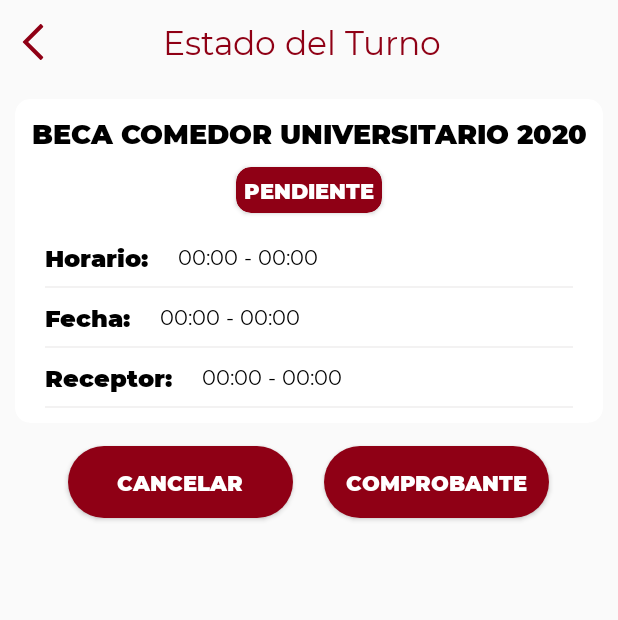
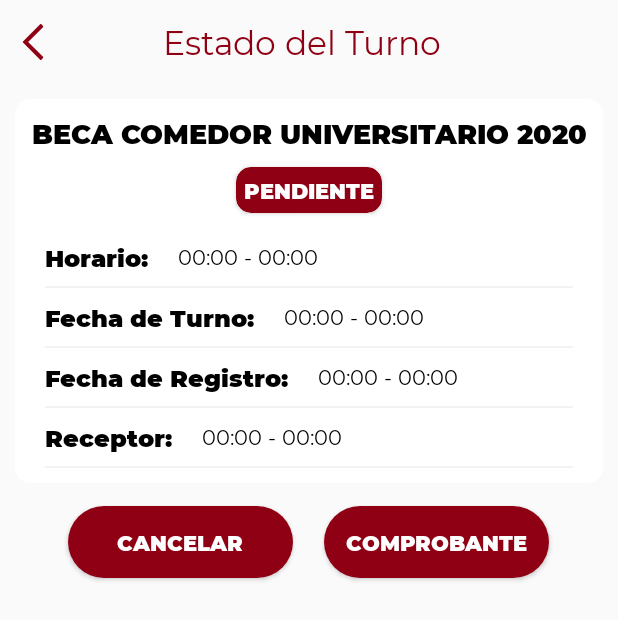
Before and after one commit to denisacosta97/Bienestar-Estudiantil, an Android app: the InfoTurnoActivity screen opened directly, with no data from a screen before it, on a phone screen of 412 x 824 dp. Shown: the top 620 px of the screen. Run offline under Robolectric (Android 15) with nearby library versions, the phone set to English and light mode, and no system bars; our stand-ins replace Volley; pictures from the network do not load; 8 statements that could not run were skipped.

Commit message:
GESTIONES DE BECAS TURNOS - ARREGLO DE HORAS

```diff
--- a/app/src/main/java/com/unse/bienestar/estudiantil/Herramientas/Utils.java
+++ b/app/src/main/java/com/unse/bienestar/estudiantil/Herramientas/Utils.java
@@ -278,7 +278,7 @@ public class Utils {
     public static final String URL_TURNO_HORARIO = "https://" + IP + "/becas/turno/getTurnoHorarios.php";
     public static final String URL_TURNO_NUEVO = "https://" + IP + "/becas/turno/insertar.php";
     public static final String URL_TURNO_POR_USUARIO = "https://" + IP + "/becas/turno/getTurnoByUsuario.php";
-    public static final String URL_TURNO_CANCELAR = "https://" + IP + "/becas/turno/actualizar.php";
+    public static final String URL_TURNO_CANCELAR = "https://" + IP + "/becas/turno/cancelar.php";
     public static final String URL_ARCHIVO_TURNO = "https://" + IP + "/becas/turno/archivos/";
 
     public static final String URL_FECHAS_VALIDA = "https://" + IP + "/becas/fecha/getFechaInvalidate.php";
--- a/app/src/main/java/com/unse/bienestar/estudiantil/Modelos/Turno.java
+++ b/app/src/main/java/com/unse/bienestar/estudiantil/Modelos/Turno.java
@@ -13,7 +13,7 @@ public class Turno implements Parcelable {
 
     int id, receptor, dia, mes, anio;
     String titulo, descripcion, nombre, apellido, dni;
-    String estado, fechaInicio, fechaFin, fecha, receptorString;
+    String estado, fechaInicio, fechaFin, fecha, receptorString, fechaRegistro;
 
 
     public Turno(String titulo, String descripcion, String estado, String fechaInicio, String fechaFin,
@@ -74,6 +74,7 @@ public class Turno implements Parcelable {
         fechaFin = in.readString();
         fecha = in.readString();
         receptorString = in.readString();
+        fechaRegistro = in.readString();
     }
 
 
@@ -181,6 +182,14 @@ public class Turno implements Parcelable {
         return apellido;
     }
 
+    public String getFechaRegistro() {
+        return fechaRegistro;
+    }
+
+    public void setFechaRegistro(String fechaRegistro) {
+        this.fechaRegistro = fechaRegistro;
+    }
+
     public void setApellido(String apellido) {
         this.apellido = apellido;
     }
@@ -190,7 +199,7 @@ public class Turno implements Parcelable {
         try {
             int id, receptor, dia, mes, anio;
             String titulo, descripcion, nombre, apellido, dni;
-            String estado, fechaInicio, fechaFin, fecha;
+            String estado, fechaInicio, fechaFin, fecha, fechRegistro;
             switch (tipo) {
                 case LOW:
                     receptor = Integer.parseInt(object.getString("receptor"));
@@ -205,9 +214,11 @@ public class Turno implements Parcelable {
                     mes = Integer.parseInt(object.getString("mes"));
                     anio = Integer.parseInt(object.getString("anio"));
                     receptor = Integer.parseInt(object.getString("receptor"));
+                    fechRegistro = object.getString("fecharegistro");
                     turno = new Turno(dia, mes, anio, titulo, estado, fechaInicio);
                     turno.setReceptor(receptor);
                     turno.setReceptor(String.format("Receptor %s", receptor));
+                    turno.setFechaRegistro(fechRegistro);
                     break;
 
             }
@@ -248,5 +259,6 @@ public class Turno implements Parcelable {
         dest.writeString(fechaFin);
         dest.writeString(fecha);
         dest.writeString(receptorString);
+        dest.writeString(fechaRegistro);
     }
 }
--- a/app/src/main/java/com/unse/bienestar/estudiantil/Vistas/Activities/Becas/InfoTurnoActivity.java
+++ b/app/src/main/java/com/unse/bienestar/estudiantil/Vistas/Activities/Becas/InfoTurnoActivity.java
@@ -42,7 +42,7 @@ import androidx.core.content.FileProvider;
 public class InfoTurnoActivity extends AppCompatActivity implements View.OnClickListener {
 
     CardView cardEstado;
-    TextView txtTitulo, txtEstado, txtHorario, txtReceptor, txtFecha;
+    TextView txtTitulo, txtEstado, txtHorario, txtReceptor, txtFecha, txtFechaRegistro;
     Button btnCancelar, btnPDF;
     Turno mTurno;
     DialogoProcesamiento dialog;
@@ -157,6 +157,7 @@ public class InfoTurnoActivity extends AppCompatActivity implements View.OnClick
         txtTitulo.setText(mTurno.getTitulo());
         txtReceptor.setText(mTurno.getReceptorString());
         txtHorario.setText(mTurno.getFechaInicio());
+        txtFechaRegistro.setText(mTurno.getFechaRegistro());
         txtFecha.setText(String.format("%s/%s/%s", mTurno.getDia(), mTurno.getMes(), mTurno.getAnio()));
         txtEstado.setText(mTurno.getEstado());
 
@@ -188,6 +189,7 @@ public class InfoTurnoActivity extends AppCompatActivity implements View.OnClick
     }
 
     private void loadViews() {
+        txtFechaRegistro = findViewById(R.id.txtFechaRegistro);
         cardEstado = findViewById(R.id.cardEstado);
         txtTitulo = findViewById(R.id.txtDescripcion);
         txtEstado = findViewById(R.id.txtEstado);
@@ -216,7 +218,7 @@ public class InfoTurnoActivity extends AppCompatActivity implements View.OnClick
     private void downloadPDF() {
         final Archivo archivo = new Archivo();
         archivo.setNombreArchivo(String.format("COMPROBANTE_TURNO_%s_%s.pdf",
-                mTurno.getTitulo().replaceAll(" ","_").toUpperCase(),
+                mTurno.getTitulo().replaceAll(" ", "_").toUpperCase(),
                 mTurno.getFecha().replaceAll("/", "_")));
         DownloadPDF downloadPDF = new DownloadPDF(getApplicationContext(), archivo.getNombreArchivo(),
                 getSupportFragmentManager(), new YesNoDialogListener() {
--- a/app/src/main/res/layout/activity_info_turno.xml
+++ b/app/src/main/res/layout/activity_info_turno.xml
@@ -129,13 +129,58 @@
                                 android:layout_marginRight="10dp"
                                 android:textColor="@color/blackTextColor"
                                 android:textStyle="bold"
-                                android:text="Fecha:"
+                                android:text="Fecha de Turno:"
                                 android:textSize="16sp"
                                 android:fontFamily="@font/montserrat_black"/>
 
                             <TextView
                                 android:enabled="false"
                                 android:id="@+id/txtFecha"
+                                android:layout_width="match_parent"
+                                android:layout_height="wrap_content"
+                                android:textSize="14sp"
+                                android:text="00:00 - 00:00"
+                                android:fontFamily="@font/montserrat_regular"
+                                android:textColor="@color/blackTextColor"
+                                android:padding="10dp" />
+
+                        </LinearLayout>
+
+                        <View
+                            android:layout_marginStart="10dp"
+                            android:layout_marginEnd="10dp"
+                            android:layout_width="match_parent"
+                            android:layout_height="1dp"
+                            android:background="@color/colorGrey"/>
+
+                    </LinearLayout>
+
+                    <LinearLayout
+                        android:layout_width="match_parent"
+                        android:layout_height="wrap_content"
+                        android:orientation="vertical">
+
+                        <LinearLayout
+                            android:layout_gravity="center"
+                            android:gravity="center"
+                            android:layout_width="match_parent"
+                            android:layout_height="wrap_content"
+                            android:orientation="horizontal">
+
+                            <TextView
+                                android:layout_width="wrap_content"
+                                android:layout_height="wrap_content"
+                                android:layout_marginLeft="10dp"
+                                android:layout_marginRight="10dp"
+                                android:textColor="@color/blackTextColor"
+                                android:textStyle="bold"
+                                android:text="Fecha de Registro:"
+                                android:textSize="16sp"
+                                android:fontFamily="@font/montserrat_black"/>
+
+                            <TextView
+                                android:enabled="false"
+                                android:id="@+id/txtFechaRegistro"
                                 android:layout_width="match_parent"
                                 android:layout_height="wrap_content"
                                 android:textSize="14sp"
```
